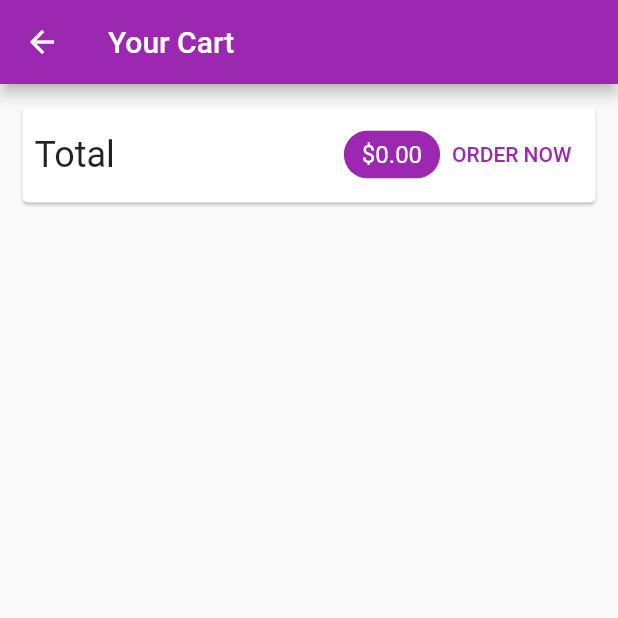
After one commit to eduarf/shopping-provider, a Flutter app: the CartScreen screen opened by its route, on a phone screen of 412 x 824 dp, the top half of it. The commit adds this screen. Run offline on Flutter 3.47's test engine with Material 2 defaults, Android fonts, the phone set to English and light mode, and no system bars; network calls fail.

Commit message:
cart screen-1

```diff
--- a/lib/main.dart
+++ b/lib/main.dart
@@ -3,6 +3,7 @@ import 'package:provider/provider.dart';
 import 'package:shop_app/providers/cart.dart';
 import 'package:shop_app/providers/products.dart';
 import 'package:shop_app/routes/route.dart';
+import 'package:shop_app/screens/cart_screen.dart';
 import 'package:shop_app/screens/product_detail_screen.dart';
 import 'package:shop_app/screens/products_overview_screen.dart';
 
@@ -34,7 +35,8 @@ class MyApp extends StatelessWidget {
         ),
         routes: {
           '/': (context) => const ProductsOverviewScreen(),
-          Routes.productDetail: (context) => const ProductDetailScreen()
+          Routes.productDetail: (context) => const ProductDetailScreen(),
+          Routes.cart:(context) => const CartScreen(),
         },
       ),
     );
--- a/lib/providers/cart.dart
+++ b/lib/providers/cart.dart
@@ -19,6 +19,14 @@ class Cart with ChangeNotifier {
   final Map<String, CartItem> _items = {};
   Map<String, CartItem> get items {
     return {..._items};
+  }
+
+  double get totalAmount {
+    var total = 0.0;
+    _items.forEach((key, value) {
+      total += value.price * value.quantity;
+    });
+    return total;
   }
 
   int get itemCount {
--- a/lib/routes/route.dart
+++ b/lib/routes/route.dart
@@ -1,3 +1,4 @@
 class Routes {
   static const productDetail = '/product-detail';
+  static const cart = '/cart';
 }
--- /dev/null
+++ b/lib/screens/cart_screen.dart
@@ -0,0 +1,60 @@
+import 'package:flutter/material.dart';
+import 'package:provider/provider.dart';
+import 'package:shop_app/providers/cart.dart';
+
+class CartScreen extends StatelessWidget {
+  const CartScreen({Key? key}) : super(key: key);
+
+  @override
+  Widget build(BuildContext context) {
+    final cart = Provider.of<Cart>(context);
+    return Scaffold(
+      appBar: AppBar(
+        title: const Text('Your Cart'),
+      ),
+      body: Column(
+        children: [
+          Card(
+            margin: const EdgeInsets.all(15),
+            child: Padding(
+              padding: const EdgeInsets.all(8),
+              child: Row(
+                mainAxisAlignment: MainAxisAlignment.spaceBetween,
+                children: [
+                  Text(
+                    'Total',
+                    style: Theme.of(context).textTheme.headlineSmall,
+                  ),
+                  const Spacer(),
+                  Chip(
+                    label: Text(
+                      '\$${cart.totalAmount.toStringAsFixed(2)}',
+                      style: Theme.of(context).primaryTextTheme.titleMedium,
+                    ),
+                    backgroundColor: Theme.of(context).primaryColor,
+                  ),
+                  TextButton(
+                    onPressed: () {},
+                    child: const Text('ORDER NOW'),
+                  ),
+                ],
+              ),
+            ),
+          ),
+          const SizedBox(height: 10,),
+          Expanded(
+            child: ListView.builder(
+              itemCount: cart.items.length,
+              itemBuilder: (context,index){
+                return ListTile(
+                  // important
+                  title: Text(cart.items.values.toList()[index].title),
+                );
+              },
+            ),
+          )
+        ],
+      ),
+    );
+  }
+}
--- a/lib/screens/products_overview_screen.dart
+++ b/lib/screens/products_overview_screen.dart
@@ -1,6 +1,7 @@
 import 'package:flutter/material.dart';
 import 'package:provider/provider.dart';
 import 'package:shop_app/providers/cart.dart';
+import 'package:shop_app/routes/route.dart';
 import 'package:shop_app/widgets/badge.dart';
 import 'package:shop_app/widgets/products_grid.dart';
 
@@ -56,7 +57,7 @@ class _ProductsOverviewScreenState extends State<ProductsOverviewScreen> {
               color: Colors.red,
               child: IconButton(
                 onPressed: () {
-
+                  Navigator.of(context).pushNamed(Routes.cart);
                 },
                 icon: const Icon(Icons.shopping_cart),
               ),
```
